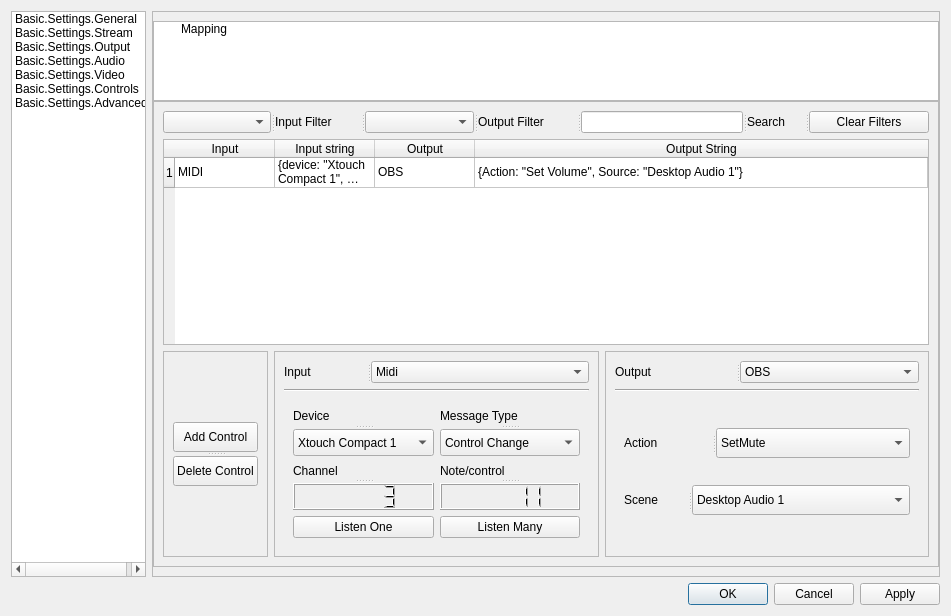
Before: the Qt Designer form UI/forms/OBSBasicSettings.ui in cpyarger/obs-studio, drawn with Qt 5.
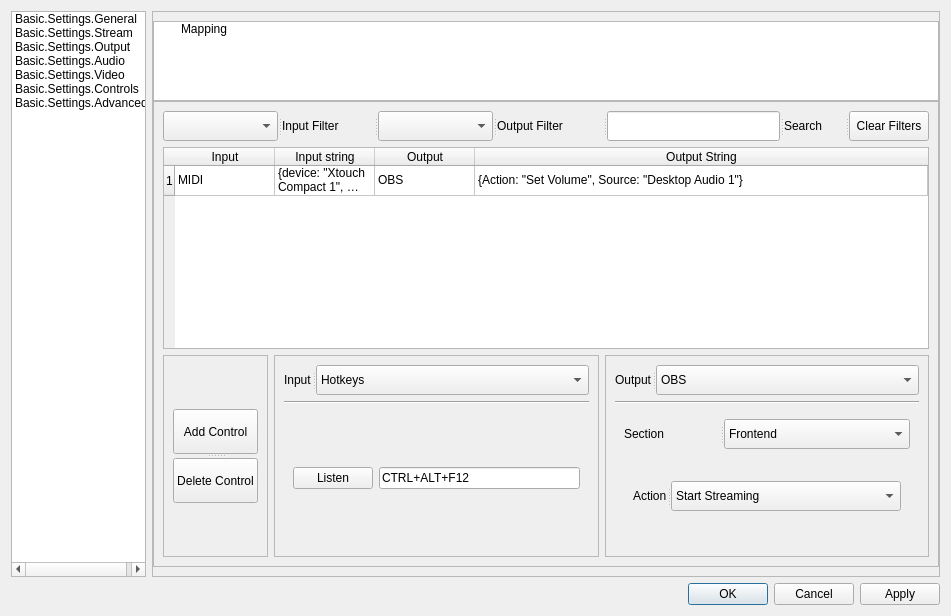
After: the same form once the commit is applied. The open tabs and pages were chosen to show the change. Icons and pictures are not drawn. Custom widgets are drawn as their Qt base class.

Patch:
```diff
--- a/UI/forms/OBSBasicSettings.ui
+++ b/UI/forms/OBSBasicSettings.ui
@@ -4786,18 +4786,42 @@
                   <widget class="QComboBox" name="CB_InputFilter">
                    <property name="sizePolicy">
                     <sizepolicy hsizetype="Preferred" vsizetype="Maximum">
-                     <horstretch>0</horstretch>
+                     <horstretch>2</horstretch>
                      <verstretch>0</verstretch>
                     </sizepolicy>
                    </property>
+                   <property name="minimumSize">
+                    <size>
+                     <width>0</width>
+                     <height>30</height>
+                    </size>
+                   </property>
                    <property name="maximumSize">
                     <size>
                      <width>16777215</width>
-                     <height>30</height>
+                     <height>45</height>
                     </size>
                    </property>
                   </widget>
                   <widget class="QLabel" name="label_45">
+                   <property name="sizePolicy">
+                    <sizepolicy hsizetype="Preferred" vsizetype="Maximum">
+                     <horstretch>2</horstretch>
+                     <verstretch>0</verstretch>
+                    </sizepolicy>
+                   </property>
+                   <property name="minimumSize">
+                    <size>
+                     <width>0</width>
+                     <height>30</height>
+                    </size>
+                   </property>
+                   <property name="maximumSize">
+                    <size>
+                     <width>16777215</width>
+                     <height>45</height>
+                    </size>
+                   </property>
                    <property name="text">
                     <string>Input Filter</string>
                    </property>
@@ -4805,29 +4829,96 @@
                   <widget class="QComboBox" name="CBOutputFilter">
                    <property name="sizePolicy">
                     <sizepolicy hsizetype="Preferred" vsizetype="Maximum">
-                     <horstretch>0</horstretch>
+                     <horstretch>2</horstretch>
                      <verstretch>0</verstretch>
                     </sizepolicy>
                    </property>
+                   <property name="minimumSize">
+                    <size>
+                     <width>0</width>
+                     <height>30</height>
+                    </size>
+                   </property>
                    <property name="maximumSize">
                     <size>
                      <width>16777215</width>
-                     <height>30</height>
+                     <height>45</height>
                     </size>
                    </property>
                   </widget>
                   <widget class="QLabel" name="label_68">
+                   <property name="sizePolicy">
+                    <sizepolicy hsizetype="Preferred" vsizetype="Maximum">
+                     <horstretch>2</horstretch>
+                     <verstretch>0</verstretch>
+                    </sizepolicy>
+                   </property>
+                   <property name="minimumSize">
+                    <size>
+                     <width>0</width>
+                     <height>30</height>
+                    </size>
+                   </property>
+                   <property name="maximumSize">
+                    <size>
+                     <width>16777215</width>
+                     <height>45</height>
+                    </size>
+                   </property>
                    <property name="text">
                     <string>Output Filter</string>
                    </property>
                   </widget>
-                  <widget class="QLineEdit" name="SearchEdit"/>
+                  <widget class="QLineEdit" name="SearchEdit">
+                   <property name="sizePolicy">
+                    <sizepolicy hsizetype="Expanding" vsizetype="Maximum">
+                     <horstretch>2</horstretch>
+                     <verstretch>0</verstretch>
+                    </sizepolicy>
+                   </property>
+                   <property name="minimumSize">
+                    <size>
+                     <width>0</width>
+                     <height>30</height>
+                    </size>
+                   </property>
+                   <property name="maximumSize">
+                    <size>
+                     <width>16777215</width>
+                     <height>45</height>
+                    </size>
+                   </property>
+                  </widget>
                   <widget class="QLabel" name="label_69">
+                   <property name="sizePolicy">
+                    <sizepolicy hsizetype="Preferred" vsizetype="Maximum">
+                     <horstretch>2</horstretch>
+                     <verstretch>0</verstretch>
+                    </sizepolicy>
+                   </property>
+                   <property name="minimumSize">
+                    <size>
+                     <width>0</width>
+                     <height>30</height>
+                    </size>
+                   </property>
+                   <property name="maximumSize">
+                    <size>
+                     <width>16777215</width>
+                     <height>45</height>
+                    </size>
+                   </property>
                    <property name="text">
                     <string>Search</string>
                    </property>
                   </widget>
                   <widget class="QPushButton" name="ResetFilter">
+                   <property name="sizePolicy">
+                    <sizepolicy hsizetype="Minimum" vsizetype="Maximum">
+                     <horstretch>0</horstretch>
+                     <verstretch>0</verstretch>
+                    </sizepolicy>
+                   </property>
                    <property name="maximumSize">
                     <size>
                      <width>16777215</width>
@@ -4855,14 +4946,32 @@
                   <layout class="QGridLayout" name="gridLayout_13">
                    <item row="0" column="0">
                     <widget class="QSplitter" name="splitter_8">
+                     <property name="maximumSize">
+                      <size>
+                       <width>16777215</width>
+                       <height>95</height>
+                      </size>
+                     </property>
                      <property name="orientation">
                       <enum>Qt::Vertical</enum>
                      </property>
                      <widget class="QPushButton" name="pushButton_11">
+                      <property name="sizePolicy">
+                       <sizepolicy hsizetype="Minimum" vsizetype="Maximum">
+                        <horstretch>2</horstretch>
+                        <verstretch>0</verstretch>
+                       </sizepolicy>
+                      </property>
+                      <property name="minimumSize">
+                       <size>
+                        <width>0</width>
+                        <height>30</height>
+                       </size>
+                      </property>
                       <property name="maximumSize">
                        <size>
                         <width>16777215</width>
-                        <height>30</height>
+                        <height>45</height>
                        </size>
                       </property>
                       <property name="text">
@@ -4870,10 +4979,22 @@
                       </property>
                      </widget>
                      <widget class="QPushButton" name="pushButton_12">
+                      <property name="sizePolicy">
+                       <sizepolicy hsizetype="Minimum" vsizetype="Maximum">
+                        <horstretch>2</horstretch>
+                        <verstretch>0</verstretch>
+                       </sizepolicy>
+                      </property>
+                      <property name="minimumSize">
+                       <size>
+                        <width>0</width>
+                        <height>30</height>
+                       </size>
+                      </property>
                       <property name="maximumSize">
                        <size>
                         <width>16777215</width>
-                        <height>30</height>
+                        <height>45</height>
                        </size>
                       </property>
                       <property name="text">
@@ -4907,21 +5028,22 @@
                      <widget class="QComboBox" name="CBISelect_2">
                       <property name="sizePolicy">
                        <sizepolicy hsizetype="Expanding" vsizetype="Maximum">
-                        <horstretch>0</horstretch>
+                        <horstretch>2</horstretch>
                         <verstretch>0</verstretch>
                        </sizepolicy>
                       </property>
+                      <property name="minimumSize">
+                       <size>
+                        <width>0</width>
+                        <height>30</height>
+                       </size>
+                      </property>
                       <property name="maximumSize">
                        <size>
                         <width>16777215</width>
-                        <height>30</height>
+                        <height>45</height>
                        </size>
                       </property>
-                      <item>
-                       <property name="text">
-                        <string>Midi</string>
-                       </property>
-                      </item>
                       <item>
                        <property name="text">
                         <string>Hotkeys</string>
@@ -4940,137 +5062,6 @@
                      <property name="currentIndex">
                       <number>0</number>
                      </property>
-                     <widget class="QWidget" name="page_10">
-                      <layout class="QGridLayout" name="gridLayout_9">
-                       <item row="0" column="0">
-                        <widget class="QSplitter" name="splitter_9">
-                         <property name="orientation">
-                          <enum>Qt::Vertical</enum>
-                         </property>
-                         <widget class="QLabel" name="label_72">
-                          <property name="text">
-                           <string>Device</string>
-                          </property>
-                         </widget>
-                         <widget class="QComboBox" name="comboBox_3">
-                          <property name="sizePolicy">
-                           <sizepolicy hsizetype="Preferred" vsizetype="Maximum">
-                            <horstretch>0</horstretch>
-                            <verstretch>0</verstretch>
-                           </sizepolicy>
-                          </property>
-                          <item>
-                           <property name="text">
-                            <string>Xtouch Compact 1</string>
-                           </property>
-                          </item>
-                         </widget>
-                        </widget>
-                       </item>
-                       <item row="0" column="1">
-                        <widget class="QSplitter" name="splitter_10">
-                         <property name="orientation">
-                          <enum>Qt::Vertical</enum>
-                         </property>
-                         <widget class="QLabel" name="label_73">
-                          <property name="text">
-                           <string>Message Type</string>
-                          </property>
-                         </widget>
-                         <widget class="QComboBox" name="comboBox_5">
-                          <property name="sizePolicy">
-                           <sizepolicy hsizetype="Preferred" vsizetype="Maximum">
-                            <horstretch>0</horstretch>
-                            <verstretch>0</verstretch>
-                           </sizepolicy>
-                          </property>
-                          <item>
-                           <property name="text">
-                            <string>Control Change</string>
-                           </property>
-                          </item>
-                          <item>
-                           <property name="text">
-                            <string>Note On</string>
-                           </property>
-                          </item>
-                         </widget>
-                        </widget>
-                       </item>
-                       <item row="1" column="0">
-                        <widget class="QSplitter" name="splitter_11">
-                         <property name="orientation">
-                          <enum>Qt::Vertical</enum>
-                         </property>
-                         <widget class="QLabel" name="label_85">
-                          <property name="text">
-                           <string>Channel</string>
-                          </property>
-                         </widget>
-                         <widget class="QLCDNumber" name="lcdNumber_5">
-                          <property name="maximumSize">
-                           <size>
-                            <width>16777215</width>
-                            <height>30</height>
-                           </size>
-                          </property>
-                          <property name="intValue" stdset="0">
-                           <number>3</number>
-                          </property>
-                         </widget>
-                        </widget>
-                       </item>
-                       <item row="1" column="1">
-                        <widget class="QSplitter" name="splitter_12">
-                         <property name="orientation">
-                          <enum>Qt::Vertical</enum>
-                         </property>
-                         <widget class="QLabel" name="label_86">
-                          <property name="text">
-                           <string>Note/control</string>
-                          </property>
-                         </widget>
-                         <widget class="QLCDNumber" name="lcdNumber_3">
-                          <property name="maximumSize">
-                           <size>
-                            <width>16777215</width>
-                            <height>30</height>
-                           </size>
-                          </property>
-                          <property name="intValue" stdset="0">
-                           <number>11</number>
-                          </property>
-                         </widget>
-                        </widget>
-                       </item>
-                       <item row="2" column="0">
-                        <widget class="QPushButton" name="pushButton_8">
-                         <property name="maximumSize">
-                          <size>
-                           <width>16777215</width>
-                           <height>30</height>
-                          </size>
-                         </property>
-                         <property name="text">
-                          <string>Listen One</string>
-                         </property>
-                        </widget>
-                       </item>
-                       <item row="2" column="1">
-                        <widget class="QPushButton" name="pushButton_9">
-                         <property name="maximumSize">
-                          <size>
-                           <width>16777215</width>
-                           <height>30</height>
-                          </size>
-                         </property>
-                         <property name="text">
-                          <string>Listen Many</string>
-                         </property>
-                        </widget>
-                       </item>
-                      </layout>
-                     </widget>
                      <widget class="QWidget" name="Hotkeys_2">
                       <layout class="QGridLayout" name="gridLayout_10">
                        <item row="0" column="0">
@@ -5118,64 +5109,185 @@
                      <widget class="QWidget" name="page_11">
                       <layout class="QGridLayout" name="gridLayout_12">
                        <item row="0" column="0">
+                        <widget class="QSplitter" name="splitter_16">
+                         <property name="orientation">
+                          <enum>Qt::Horizontal</enum>
+                         </property>
+                         <widget class="QLabel" name="label_88">
+                          <property name="text">
+                           <string>Section</string>
+                          </property>
+                         </widget>
+                         <widget class="QComboBox" name="CB_OBS_Section_Selector">
+                          <property name="maximumSize">
+                           <size>
+                            <width>16777215</width>
+                            <height>30</height>
+                           </size>
+                          </property>
+                          <item>
+                           <property name="text">
+                            <string>Frontend</string>
+                           </property>
+                          </item>
+                          <item>
+                           <property name="text">
+                            <string>Scenes</string>
+                           </property>
+                          </item>
+                          <item>
+                           <property name="text">
+                            <string>Sources</string>
+                           </property>
+                          </item>
+                          <item>
+                           <property name="text">
+                            <string>Filters</string>
+                           </property>
+                          </item>
+                          <item>
+                           <property name="text">
+                            <string>Outputs</string>
+                           </property>
+                          </item>
+                         </widget>
+                        </widget>
+                       </item>
+                       <item row="1" column="0">
                         <widget class="QSplitter" name="splitter_14">
                          <property name="orientation">
                           <enum>Qt::Horizontal</enum>
                          </property>
-                         <widget class="QLabel" name="label_84">
-                          <property name="sizePolicy">
-                           <sizepolicy hsizetype="Preferred" vsizetype="MinimumExpanding">
-                            <horstretch>0</horstretch>
-                            <verstretch>0</verstretch>
-                           </sizepolicy>
+                         <widget class="QStackedWidget" name="SW_OBS_Sections">
+                          <property name="currentIndex">
+                           <number>2</number>
                           </property>
-                          <property name="text">
-                           <string>Action</string>
-                          </property>
-                         </widget>
-                         <widget class="QComboBox" name="comboBox_4">
-                          <property name="maximumSize">
-                           <size>
-                            <width>16777215</width>
-                            <height>30</height>
-                           </size>
-                          </property>
-                          <item>
-                           <property name="text">
-                            <string>SetMute</string>
-                           </property>
-                          </item>
-                         </widget>
-                        </widget>
-                       </item>
-                       <item row="1" column="0">
-                        <widget class="QSplitter" name="splitter_13">
-                         <property name="orientation">
-                          <enum>Qt::Horizontal</enum>
-                         </property>
-                         <widget class="QLabel" name="label_87">
-                          <property name="sizePolicy">
-                           <sizepolicy hsizetype="Preferred" vsizetype="MinimumExpanding">
-                            <horstretch>0</horstretch>
-                            <verstretch>0</verstretch>
-                           </sizepolicy>
-                          </property>
-                          <property name="text">
-                           <string>Scene</string>
-                          </property>
-                         </widget>
-                         <widget class="QComboBox" name="comboBox_10">
-                          <property name="maximumSize">
-                           <size>
-                            <width>16777215</width>
-                            <height>30</height>
-                           </size>
-                          </property>
-                          <item>
-                           <property name="text">
-                            <string>Desktop Audio 1</string>
-                           </property>
-                          </item>
+                          <widget class="QWidget" name="Frontend">
+                           <layout class="QGridLayout" name="gridLayout_15">
+                            <item row="0" column="0">
+                             <widget class="QSplitter" name="splitter_17">
+                              <property name="orientation">
+                               <enum>Qt::Horizontal</enum>
+                              </property>
+                              <widget class="QLabel" name="label_84">
+                               <property name="sizePolicy">
+                                <sizepolicy hsizetype="Preferred" vsizetype="MinimumExpanding">
+                                 <horstretch>0</horstretch>
+                                 <verstretch>0</verstretch>
+                                </sizepolicy>
+                               </property>
+                               <property name="text">
+                                <string>Action</string>
+                               </property>
+                              </widget>
+                              <widget class="QComboBox" name="comboBox_4">
+                               <property name="sizePolicy">
+                                <sizepolicy hsizetype="Preferred" vsizetype="Maximum">
+                                 <horstretch>2</horstretch>
+                                 <verstretch>0</verstretch>
+                                </sizepolicy>
+                               </property>
+                               <property name="minimumSize">
+                                <size>
+                                 <width>0</width>
+                                 <height>30</height>
+                                </size>
+                               </property>
+                               <property name="maximumSize">
+                                <size>
+                                 <width>16777215</width>
+                                 <height>30</height>
+                                </size>
+                               </property>
+                               <item>
+                                <property name="text">
+                                 <string>Start Streaming</string>
+                                </property>
+                               </item>
+                               <item>
+                                <property name="text">
+                                 <string>Stop Streaming</string>
+                                </property>
+                               </item>
+                               <item>
+                                <property name="text">
+                                 <string>Toggle Start/Stop Streaming</string>
+                                </property>
+                               </item>
+                               <item>
+                                <property name="text">
+                                 <string>Start Recording</string>
+                                </property>
+                               </item>
+                               <item>
+                                <property name="text">
+                                 <string>Stop Recording</string>
+                                </property>
+                               </item>
+                               <item>
+                                <property name="text">
+                                 <string>Pause Recording</string>
+                                </property>
+                               </item>
+                               <item>
+                                <property name="text">
+                                 <string>Unpause Recording</string>
+                                </property>
+                               </item>
+                               <item>
+                                <property name="text">
+                                 <string>Start Replay Buffer</string>
+                                </property>
+                               </item>
+                               <item>
+                                <property name="text">
+                                 <string>Stop Replay Buffer</string>
+                                </property>
+                               </item>
+                               <item>
+                                <property name="text">
+                                 <string>Enable Preview</string>
+                                </property>
+                               </item>
+                               <item>
+                                <property name="text">
+                                 <string>Disable Preview</string>
+                                </property>
+                               </item>
+                               <item>
+                                <property name="text">
+                                 <string>Studio Mode</string>
+                                </property>
+                               </item>
+                               <item>
+                                <property name="text">
+                                 <string>Transition</string>
+                                </property>
+                               </item>
+                               <item>
+                                <property name="text">
+                                 <string>Reset Stats</string>
+                                </property>
+                               </item>
+                              </widget>
+                             </widget>
+                            </item>
+                           </layout>
+                          </widget>
+                          <widget class="QWidget" name="Scenes">
+                           <layout class="QGridLayout" name="gridLayout_16">
+                            <item row="0" column="0">
+                             <widget class="QSplitter" name="splitter_13">
+                              <property name="orientation">
+                               <enum>Qt::Horizontal</enum>
+                              </property>
+                             </widget>
+                            </item>
+                           </layout>
+                          </widget>
+                          <widget class="QWidget" name="Sources"/>
+                          <widget class="QWidget" name="Filters"/>
+                          <widget class="QWidget" name="Outputs"/>
                          </widget>
                         </widget>
                        </item>
@@ -5201,10 +5313,22 @@
                       <widget class="QComboBox" name="CB_OutputSelect">
                        <property name="sizePolicy">
                         <sizepolicy hsizetype="Preferred" vsizetype="Maximum">
-                         <horstretch>0</horstretch>
+                         <horstretch>2</horstretch>
                          <verstretch>0</verstretch>
                         </sizepolicy>
                        </property>
+                       <property name="minimumSize">
+                        <size>
+                         <width>0</width>
+                         <height>30</height>
+                        </size>
+                       </property>
+                       <property name="maximumSize">
+                        <size>
+                         <width>16777215</width>
+                         <height>45</height>
+                        </size>
+                       </property>
                        <item>
                         <property name="text">
                          <string>OBS</string>
```
Left out of the diff: 53 changed lines with no effect on the pictures.
